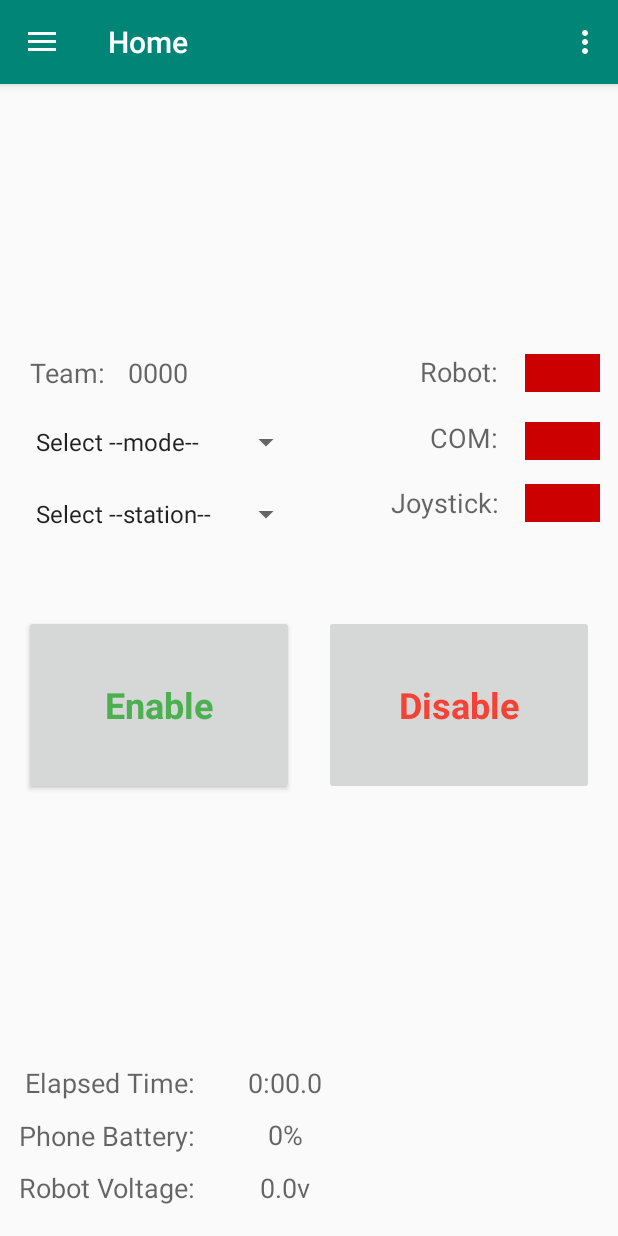
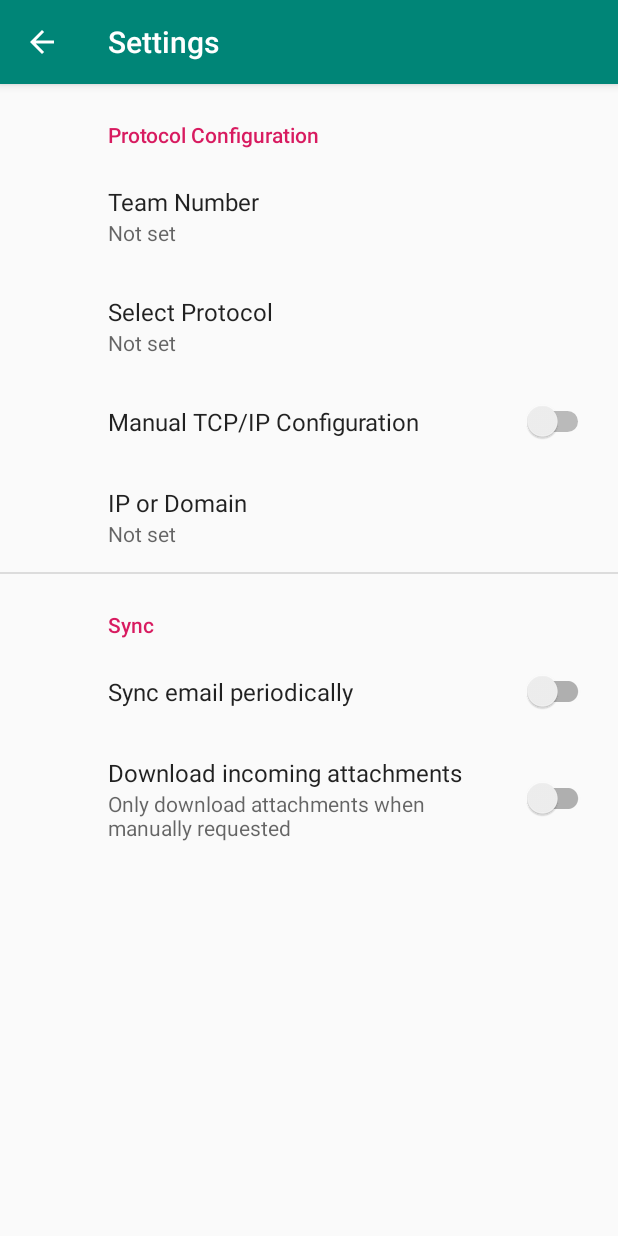
Before and after one commit to Macnolo0x7D4/LiteDS, an Android app: the screen it shows after launch (MainActivity before the commit, SettingsActivity after it), in the options menu, after a tap on "Settings", on a phone screen of 412 x 824 dp. Run offline under Robolectric (Android 15) with nearby library versions, the phone set to English and light mode, and no system bars; our stand-ins replace androidx.preference, navigation-ui.

Commit message:
Console, About and Settings (Shared Preferences)

```diff
--- a/app/build.gradle
+++ b/app/build.gradle
@@ -28,6 +28,7 @@ dependencies {
     implementation 'androidx.navigation:navigation-fragment:2.0.0'
     implementation 'androidx.navigation:navigation-ui:2.0.0'
     implementation 'androidx.lifecycle:lifecycle-extensions:2.0.0'
+    implementation 'androidx.preference:preference:1.1.0-alpha05'
     testImplementation 'junit:junit:4.12'
     androidTestImplementation 'androidx.test.ext:junit:1.1.0'
     androidTestImplementation 'androidx.test.espresso:espresso-core:3.1.1'
--- a/app/src/main/AndroidManifest.xml
+++ b/app/src/main/AndroidManifest.xml
@@ -9,6 +9,10 @@
         android:roundIcon="@mipmap/ic_launcher_round"
         android:supportsRtl="true"
         android:theme="@style/AppTheme">
+        <activity android:name=".ui.about.AboutActivity"></activity>
+        <activity
+            android:name=".ui.settings.SettingsActivity"
+            android:label="@string/action_settings" />
         <activity
             android:name=".MainActivity"
             android:label="@string/app_name"
--- a/app/src/main/java/me/macnolo/liteds/MainActivity.java
+++ b/app/src/main/java/me/macnolo/liteds/MainActivity.java
@@ -1,23 +1,30 @@
 package me.macnolo.liteds;
 
+import android.content.Context;
+import android.content.Intent;
+import android.content.SharedPreferences;
 import android.os.Bundle;
 import androidx.navigation.NavController;
 import androidx.navigation.Navigation;
 import androidx.navigation.ui.AppBarConfiguration;
 import androidx.navigation.ui.NavigationUI;
-
 import com.google.android.material.navigation.NavigationView;
-
 import androidx.drawerlayout.widget.DrawerLayout;
-
 import androidx.appcompat.app.AppCompatActivity;
 import androidx.appcompat.widget.Toolbar;
+import androidx.preference.PreferenceManager;
 
 import android.view.Menu;
+import android.view.MenuItem;
+
+
+import me.macnolo.liteds.ui.about.AboutActivity;
+import me.macnolo.liteds.ui.settings.SettingsActivity;
 
 public class MainActivity extends AppCompatActivity {
 
     private AppBarConfiguration mAppBarConfiguration;
+    private AppBarConfiguration mActionBarConfiguration;
 
     @Override
     protected void onCreate(Bundle savedInstanceState) {
@@ -37,7 +44,6 @@ public class MainActivity extends AppCompatActivity {
         NavController navController = Navigation.findNavController(this, R.id.nav_host_fragment);
         NavigationUI.setupActionBarWithNavController(this, navController, mAppBarConfiguration);
         NavigationUI.setupWithNavController(navigationView, navController);
-
     }
 
     @Override
@@ -47,6 +53,27 @@ public class MainActivity extends AppCompatActivity {
     }
 
     @Override
+    public boolean onOptionsItemSelected(MenuItem item){
+        switch(item.getItemId()) {
+            case R.id.action_settings:
+                Intent intentSettings = new Intent(this, SettingsActivity.class);
+                startActivityForResult(intentSettings,0);
+                return true;
+            case R.id.action_about:
+                Intent intentAbout = new Intent(this, AboutActivity.class);
+                startActivityForResult(intentAbout, 0);
+            default:
+                return super.onOptionsItemSelected(item);
+        }
+    }
+
+    public static String getTeam(Context context) {
+        SharedPreferences sharedPref = PreferenceManager.getDefaultSharedPreferences(context);
+        String team = sharedPref.getString("team","-1");
+        return team;
+    }
+
+    @Override
     public boolean onSupportNavigateUp() {
         NavController navController = Navigation.findNavController(this, R.id.nav_host_fragment);
         return NavigationUI.navigateUp(navController, mAppBarConfiguration)
--- a/app/src/main/java/me/macnolo/liteds/UIThread.java
+++ b/app/src/main/java/me/macnolo/liteds/UIThread.java
@@ -1,18 +1,28 @@
 package me.macnolo.liteds;
 
-import android.os.AsyncTask;
 import android.view.View;
 import android.widget.TextView;
+import me.macnolo.liteds.ui.home.HomeFragment;
 
-import androidx.fragment.app.Fragment;
+public class UIThread implements Runnable{
+    private HomeFragment home = new HomeFragment();
 
-public class UIThread extends AsyncTask<View, Fragment, TextView> {
-    @Override
-    protected TextView doInBackground(View... views) {
-        return null;
+    private TextView t;
+    private View view;
+
+    public UIThread(TextView t, View view) {
+        this.t = t;
+        this.view = view;
     }
 
     @Override
-    protected void onPostExecute(TextView t){
+    public void run(){
+        home.handler.post(new Runnable() {
+            @Override
+            public void run() {
+                int battery = home.getBatteryPercent(view);
+                t.setText(battery + "%");
+            }
+        });
     }
 }
--- a/app/src/main/java/me/macnolo/liteds/ui/home/HomeFragment.java
+++ b/app/src/main/java/me/macnolo/liteds/ui/home/HomeFragment.java
@@ -1,7 +1,9 @@
 package me.macnolo.liteds.ui.home;
 
+import android.graphics.Color;
 import android.os.BatteryManager;
 import android.os.Bundle;
+import android.os.Handler;
 import android.view.LayoutInflater;
 import android.view.View;
 import android.view.ViewGroup;
@@ -13,15 +15,19 @@ import androidx.fragment.app.Fragment;
 
 import me.macnolo.liteds.MainActivity;
 import me.macnolo.liteds.R;
+import me.macnolo.liteds.UIThread;
 
 import static android.content.Context.BATTERY_SERVICE;
 
 public class HomeFragment extends Fragment{
 
+    public Handler handler = new Handler();
+
     private Button disableButton;
     private Button enableButton;
 
     private TextView batteryLevelLabel;
+    private TextView teamNumber;
     private BatteryManager batteryStatus;
 
     public View onCreateView(@NonNull LayoutInflater inflater,
@@ -31,15 +37,20 @@ public class HomeFragment extends Fragment{
         disableButton = root.findViewById(R.id.disableButton);
         enableButton = root.findViewById(R.id.enableButton);
         batteryLevelLabel = root.findViewById(R.id.batteryLevelLabel);
-        batteryStatus = (BatteryManager) root.getContext().getSystemService(BATTERY_SERVICE);
+        teamNumber = root.findViewById(R.id.teamNumber);
 
         enableButton.setEnabled(true);
         disableButton.setEnabled(false);
+
+        disableButton.setTextColor(Color.parseColor("#880000"));
 
         enableButton.setOnClickListener(new View.OnClickListener() {
             public void onClick(View v) {
                 enableButton.setEnabled(false);
                 disableButton.setEnabled(true);
+
+                enableButton.setTextColor(Color.parseColor("#316934"));
+                disableButton.setTextColor(Color.parseColor("#ffcc0000"));
             }
         });
 
@@ -47,9 +58,23 @@ public class HomeFragment extends Fragment{
             public void onClick (View v) {
                 enableButton.setEnabled(true);
                 disableButton.setEnabled(false);
+
+                enableButton.setTextColor(Color.parseColor("#4ca050"));
+                disableButton.setTextColor(Color.parseColor("#880000"));
             }
         });
 
+        UIThread thread = new UIThread(batteryLevelLabel, root);
+        new Thread(thread).start();
+
+        teamNumber.setText(MainActivity.getTeam(super.getContext()));
+
         return root;
     }
+
+    public int getBatteryPercent(View view){
+        BatteryManager status = (BatteryManager)view.getContext().getSystemService(BATTERY_SERVICE);
+        int percent = status.getIntProperty(BatteryManager.BATTERY_PROPERTY_CAPACITY);
+        return percent;
+    }
 }
--- /dev/null
+++ b/app/src/main/java/me/macnolo/liteds/ui/settings/SettingsActivity.java
@@ -0,0 +1,30 @@
+package me.macnolo.liteds.ui.settings;
+
+import android.os.Bundle;
+import android.view.MenuItem;
+
+import androidx.appcompat.app.ActionBar;
+import androidx.appcompat.app.AppCompatActivity;
+import me.macnolo.liteds.ui.settings.SettingsFragment;
+import me.macnolo.liteds.R;
+
+public class SettingsActivity extends AppCompatActivity {
+    @Override
+    protected void onCreate(Bundle savedInstanceState) {
+        super.onCreate(savedInstanceState);
+        setContentView(R.layout.settings_activity);
+        getSupportFragmentManager().beginTransaction()
+                .replace(R.id.settings, new SettingsFragment())
+                .commit();
+        ActionBar actionBar = getSupportActionBar();
+        if (actionBar != null) {
+            actionBar.setDisplayHomeAsUpEnabled(true);
+        }
+    }
+
+    @Override
+    public boolean onOptionsItemSelected(MenuItem item){
+        finish();
+        return true;
+    }
+}
--- /dev/null
+++ b/app/src/main/java/me/macnolo/liteds/ui/settings/SettingsFragment.java
@@ -0,0 +1,13 @@
+package me.macnolo.liteds.ui.settings;
+
+import android.os.Bundle;
+import androidx.preference.PreferenceFragmentCompat;
+import me.macnolo.liteds.R;
+
+public class SettingsFragment extends PreferenceFragmentCompat {
+
+    @Override
+    public void onCreatePreferences(Bundle savedInstanceState, String rootKey) {
+        setPreferencesFromResource(R.xml.root_preferences, rootKey);
+    }
+}
--- /dev/null
+++ b/app/src/main/res/layout/settings_activity.xml
@@ -0,0 +1,9 @@
+<LinearLayout xmlns:android="http://schemas.android.com/apk/res/android"
+    android:layout_width="match_parent"
+    android:layout_height="match_parent">
+
+    <FrameLayout
+        android:id="@+id/settings"
+        android:layout_width="match_parent"
+        android:layout_height="match_parent" />
+</LinearLayout>
--- a/app/src/main/res/menu/main.xml
+++ b/app/src/main/res/menu/main.xml
@@ -5,7 +5,7 @@
         android:id="@+id/action_settings"
         android:orderInCategory="100"
         android:title="@string/action_settings"
-        app:showAsAction="never" />
+        app:showAsAction="never"/>
     <item
         android:id="@+id/action_help"
         android:orderInCategory="100"
--- a/app/src/main/res/values/arrays.xml
+++ b/app/src/main/res/values/arrays.xml
@@ -17,4 +17,14 @@
         <item>Practice</item>
         <item>Test</item>
     </string-array>
+
+    <string-array name="protocol">
+        <item>Infinite Recharge</item>
+        <item>Manual TCP/IP Config</item>
+    </string-array>
+
+    <string-array name="protocol_values">
+        <item>2020</item>
+        <item>manual</item>
+    </string-array>
 </resources>
--- a/app/src/main/res/values/colors.xml
+++ b/app/src/main/res/values/colors.xml
@@ -3,4 +3,10 @@
     <color name="colorPrimary">#008577</color>
     <color name="colorPrimaryDark">#00574B</color>
     <color name="colorAccent">#D81B60</color>
+
+    <color name="colorActiveRed">#ffcc0000</color>
+    <color name="colorActiveGreen">#4ca050</color>
+
+    <color name="colorRed">#880000</color>
+    <color name="colorGreen">#316934</color>
 </resources>
--- a/app/src/main/res/values/strings.xml
+++ b/app/src/main/res/values/strings.xml
@@ -24,4 +24,23 @@
     <string name="main_battery">Robot Voltage: </string>
     <string name="main_enable">Enable</string>
     <string name="main_disable">Disable</string>
+
+    <string name="hello_blank_fragment">Hello blank fragment</string>
+
+    <string name="protocol_header">Protocol Configuration</string>
+    <string name="sync_header">Sync</string>
+
+    <string name="team_title">Team Number</string>
+    <string name="protocol_title">Select Protocol</string>
+    <string name="ip_title">Manual TCP/IP Configuration</string>
+    <string name="manualip_title">IP or Domain</string>
+
+    <string name="sync_title">Sync email periodically</string>
+    <string name="attachment_title">Download incoming attachments</string>
+    <string name="attachment_summary_on">Automatically download attachments for incoming emails
+    </string>
+    <string name="attachment_summary_off">Only download attachments when manually requested</string>
+
+    <string name="credits">Created by Manuel Díaz\nfrom WinT 3794</string>
+    <string name="copyright">Copyright © 2020. All rights reserved.\nUnder MIT License.</string>
 </resources>
--- /dev/null
+++ b/app/src/main/res/xml/root_preferences.xml
@@ -0,0 +1,65 @@
+<!--
+  ~ Copyright 2018 The app Open Source Project
+  ~
+  ~ Licensed under the Apache License, Version 2.0 (the "License");
+  ~ you may not use this file except in compliance with the License.
+  ~ You may obtain a copy of the License at
+  ~
+  ~      http://www.apache.org/licenses/LICENSE-2.0
+  ~
+  ~ Unless required by applicable law or agreed to in writing, software
+  ~ distributed under the License is distributed on an "AS IS" BASIS,
+  ~ WITHOUT WARRANTIES OR CONDITIONS OF ANY KIND, either express or implied.
+  ~ See the License for the specific language governing permissions and
+  ~ limitations under the License.
+  -->
+
+<PreferenceScreen xmlns:android="http://schemas.android.com/apk/res/android"
+    xmlns:app="http://schemas.android.com/apk/res-auto">
+
+    <PreferenceCategory app:title="@string/protocol_header">
+
+        <EditTextPreference
+            android:id="@+id/teamNumber"
+            android:inputType="numberPassword"
+            app:key="team"
+            app:title="@string/team_title"
+            app:useSimpleSummaryProvider="true" />
+
+        <ListPreference
+            android:defaultValue="false"
+            android:entries="@array/protocol"
+            android:entryValues="@array/protocol_values"
+            app:key="protocol"
+            app:title="@string/protocol_title"
+            app:useSimpleSummaryProvider="true" />
+        <SwitchPreference
+            android:defaultValue="false"
+            android:key="manual_switch"
+            android:title="@string/ip_title" />
+        <EditTextPreference
+            app:dependency="manual_switch"
+            android:key="manual_ip"
+            android:selectAllOnFocus="true"
+            android:singleLine="true"
+            android:title="@string/manualip_title"
+            app:useSimpleSummaryProvider="true" />
+
+    </PreferenceCategory>
+
+    <PreferenceCategory app:title="@string/sync_header">
+
+        <SwitchPreferenceCompat
+            app:key="sync"
+            app:title="@string/sync_title" />
+
+        <SwitchPreferenceCompat
+            app:dependency="sync"
+            app:key="attachment"
+            app:summaryOff="@string/attachment_summary_off"
+            app:summaryOn="@string/attachment_summary_on"
+            app:title="@string/attachment_title" />
+
+    </PreferenceCategory>
+
+</PreferenceScreen>
```
Also changed, not shown: app/src/main/java/me/macnolo/liteds/ui/about/AboutActivity.java (added, +28 -0 lines), app/src/main/java/me/macnolo/liteds/ui/console/ConsoleFragment.java (+10 -13 lines), app/src/main/java/me/macnolo/liteds/ui/console/ConsoleViewModel.java (deleted, +0 -19 lines), app/src/main/res/layout/activity_about.xml (added, +77 -0 lines), app/src/main/res/layout/fragment_console.xml (+29 -0 lines), app/src/main/res/mipmap-hdpi/macnolo.png (added), app/src/main/res/mipmap-hdpi/wint.jpg (added).
